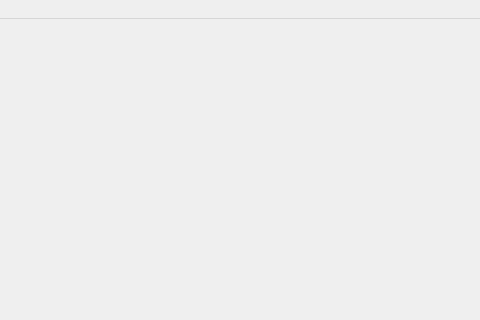
First picture: the form in mainwindow.ui, repository Fireez30/SimuDeckParser, before the edit; both pictures show x 816 to 1296 and y 0 to 320 of the 1296 by 581 pixel window.
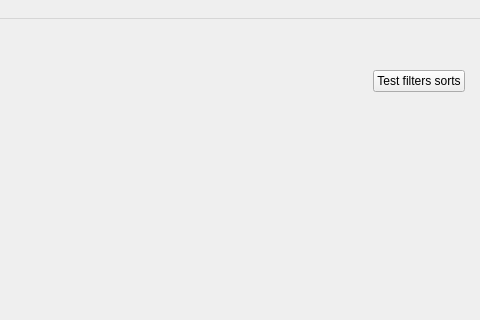
Second picture: the form after the edit.

Commit message: Fixed color filter

Diff of the .ui file:
```diff
--- a/mainwindow.ui
+++ b/mainwindow.ui
@@ -228,6 +228,13 @@
           </property>
          </spacer>
         </item>
+        <item>
+         <widget class="QPushButton" name="testFiltersButton">
+          <property name="text">
+           <string>Test filters sorts</string>
+          </property>
+         </widget>
+        </item>
        </layout>
       </widget>
      </item>
```
The commit also changes 2 other files.
